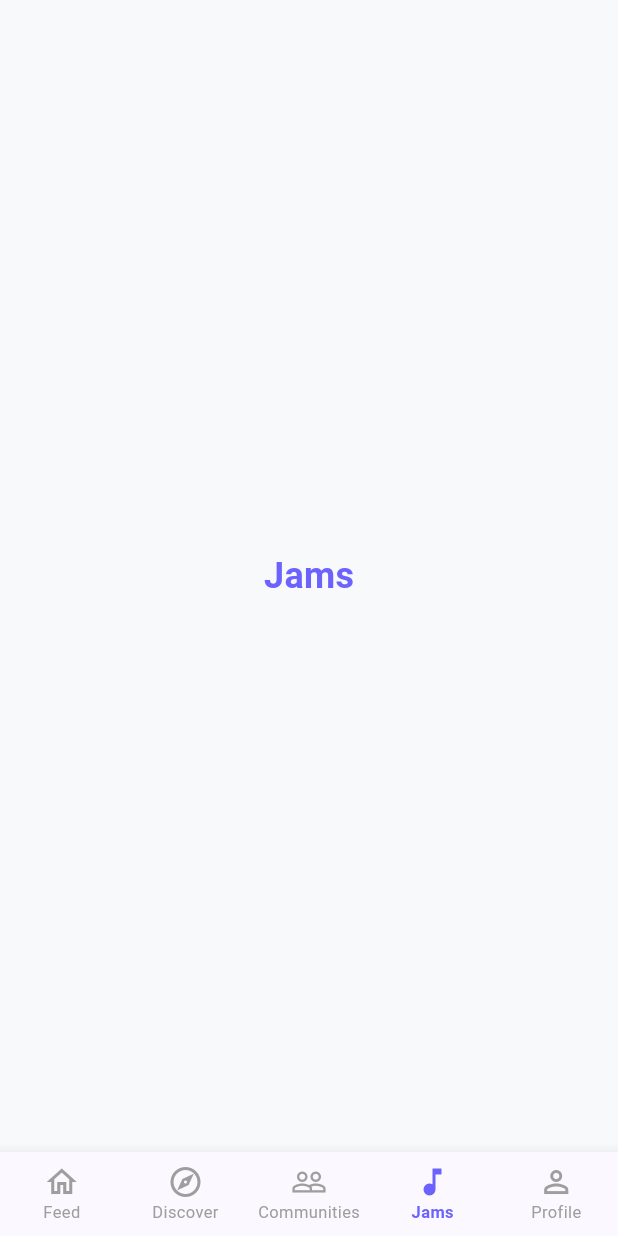
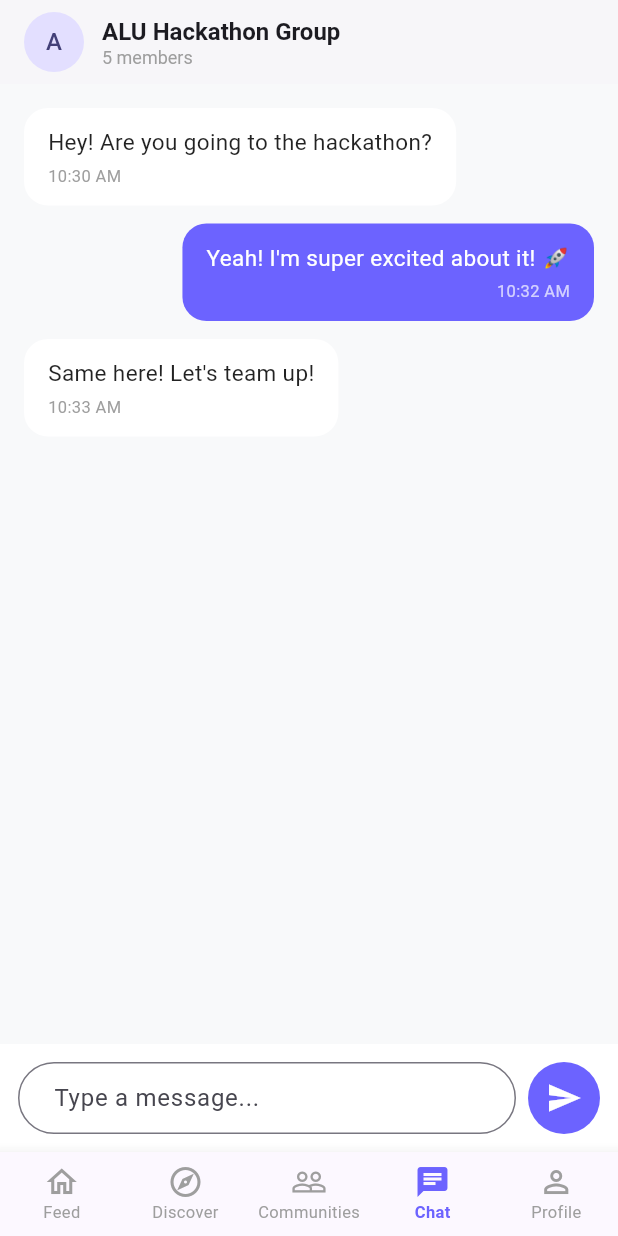
Before and after one commit to rowanhongo/shikalu, a Flutter app: the screen it shows after launch, item 4 of the bottom bar chosen, on a phone screen of 412 x 824 dp. Run offline on Flutter 3.47's test engine with Material 3 defaults, Android fonts, the phone set to English and light mode, and no system bars; network calls fail.

Commit message:
chore:cleaned up repo structure and chat feature

```diff
--- a/lib/app.dart
+++ b/lib/app.dart
@@ -1,6 +1,7 @@
 import 'package:flutter/material.dart';
 import 'features/feed/screens/feed_screen.dart';
 import 'features/profile/screens/profile_screen.dart';
+import 'features/chat/chat_screen.dart';
 
 class MyApp extends StatelessWidget {
   const MyApp({super.key});
@@ -38,7 +39,7 @@ class _MainShellState extends State<MainShell> {
           FeedScreen(),
           _PlaceholderScreen(label: 'Discover'),
           _PlaceholderScreen(label: 'Communities'),
-          _PlaceholderScreen(label: 'Jams'),
+          ChatScreen(), // Our new chat screen!
           ProfileScreen(),
         ],
       ),
@@ -71,9 +72,9 @@ class _MainShellState extends State<MainShell> {
             label: 'Communities',
           ),
           BottomNavigationBarItem(
-            icon: Icon(Icons.music_note_outlined),
-            activeIcon: Icon(Icons.music_note),
-            label: 'Jams',
+            icon: Icon(Icons.chat_outlined),
+            activeIcon: Icon(Icons.chat),
+            label: 'Chat',
           ),
           BottomNavigationBarItem(
             icon: Icon(Icons.person_outline),
--- /dev/null
+++ b/lib/features/chat/chat_screen.dart
@@ -0,0 +1,156 @@
+// Simple chat screen!
+// Student-friendly, not too complex
+
+import 'package:flutter/material.dart';
+
+class ChatScreen extends StatefulWidget {
+  const ChatScreen({super.key});
+
+  @override
+  State<ChatScreen> createState() => _ChatScreenState();
+}
+
+class _ChatScreenState extends State<ChatScreen> {
+  // Text controller for the input field
+  final TextEditingController _messageController = TextEditingController();
+
+  // List of messages (simple data for demo)
+  final List<Map<String, dynamic>> _messages = [
+    {'text': 'Hey! Are you going to the hackathon?', 'isMe': false, 'time': '10:30 AM'},
+    {'text': 'Yeah! I\'m super excited about it! 🚀', 'isMe': true, 'time': '10:32 AM'},
+    {'text': 'Same here! Let\'s team up!', 'isMe': false, 'time': '10:33 AM'},
+  ];
+
+  // Function to send a new message
+  void _sendMessage() {
+    final text = _messageController.text.trim();
+    if (text.isNotEmpty) {
+      setState(() {
+        _messages.add({
+          'text': text,
+          'isMe': true,
+          'time': '${DateTime.now().hour}:${DateTime.now().minute.toString().padLeft(2, '0')}',
+        });
+        _messageController.clear();
+      });
+    }
+  }
+
+  @override
+  Widget build(BuildContext context) {
+    return Scaffold(
+      backgroundColor: const Color(0xFFF8F9FA),
+      appBar: AppBar(
+        backgroundColor: Colors.white,
+        elevation: 1,
+        title: const Row(
+          children: [
+            CircleAvatar(
+              child: Text('A'),
+            ),
+            SizedBox(width: 12),
+            Column(
+              crossAxisAlignment: CrossAxisAlignment.start,
+              children: [
+                Text(
+                  'ALU Hackathon Group',
+                  style: TextStyle(fontWeight: FontWeight.bold, fontSize: 16),
+                ),
+                Text(
+                  '5 members',
+                  style: TextStyle(fontSize: 12, color: Colors.grey),
+                ),
+              ],
+            ),
+          ],
+        ),
+      ),
+      body: Column(
+        children: [
+          // List of messages
+          Expanded(
+            child: ListView.builder(
+              padding: const EdgeInsets.all(16),
+              itemCount: _messages.length,
+              itemBuilder: (context, index) {
+                final message = _messages[index];
+                return _buildMessageBubble(message);
+              },
+            ),
+          ),
+
+          // Message input field at bottom
+          Container(
+            color: Colors.white,
+            padding: const EdgeInsets.all(12),
+            child: Row(
+              children: [
+                Expanded(
+                  child: TextField(
+                    controller: _messageController,
+                    decoration: InputDecoration(
+                      hintText: 'Type a message...',
+                      border: OutlineInputBorder(
+                        borderRadius: BorderRadius.circular(24),
+                      ),
+                      contentPadding: const EdgeInsets.symmetric(
+                        horizontal: 20,
+                        vertical: 12,
+                      ),
+                    ),
+                  ),
+                ),
+                const SizedBox(width: 8),
+                Container(
+                  decoration: BoxDecoration(
+                    color: const Color(0xFF6C63FF),
+                    shape: BoxShape.circle,
+                  ),
+                  child: IconButton(
+                    icon: const Icon(Icons.send, color: Colors.white),
+                    onPressed: _sendMessage,
+                  ),
+                ),
+              ],
+            ),
+          ),
+        ],
+      ),
+    );
+  }
+
+  // Widget for a single message bubble
+  Widget _buildMessageBubble(Map<String, dynamic> message) {
+    return Align(
+      alignment: message['isMe'] ? Alignment.centerRight : Alignment.centerLeft,
+      child: Container(
+        margin: const EdgeInsets.only(bottom: 12),
+        padding: const EdgeInsets.symmetric(horizontal: 16, vertical: 12),
+        decoration: BoxDecoration(
+          color: message['isMe'] ? const Color(0xFF6C63FF) : Colors.white,
+          borderRadius: BorderRadius.circular(16),
+        ),
+        child: Column(
+          crossAxisAlignment: message['isMe'] ? CrossAxisAlignment.end : CrossAxisAlignment.start,
+          children: [
+            Text(
+              message['text'],
+              style: TextStyle(
+                color: message['isMe'] ? Colors.white : Colors.black87,
+                fontSize: 15,
+              ),
+            ),
+            const SizedBox(height: 4),
+            Text(
+              message['time'],
+              style: TextStyle(
+                color: message['isMe'] ? Colors.white70 : Colors.grey,
+                fontSize: 11,
+              ),
+            ),
+          ],
+        ),
+      ),
+    );
+  }
+}
--- /dev/null
+++ b/lib/shared/index.dart
@@ -0,0 +1,5 @@
+// Index file for shared widgets
+// Import all shared widgets from here!
+
+export 'custom_button.dart';
+export 'custom_card.dart';
```
Also changed, not shown: lib/navigation/app_routes.dart (added, +46 -0 lines), lib/shared/custom_button.dart (added, +39 -0 lines), lib/shared/custom_card.dart (added, +36 -0 lines), lib/features/chat/dummy.dart (deleted), lib/features/feed/screens/feed_screen.dart (line endings or trailing spaces), lib/features/rsvp/dummy.dart (deleted), lib/navigation/dummy.dart (deleted), lib/shared/dummy.dart (deleted), 4 other files.
